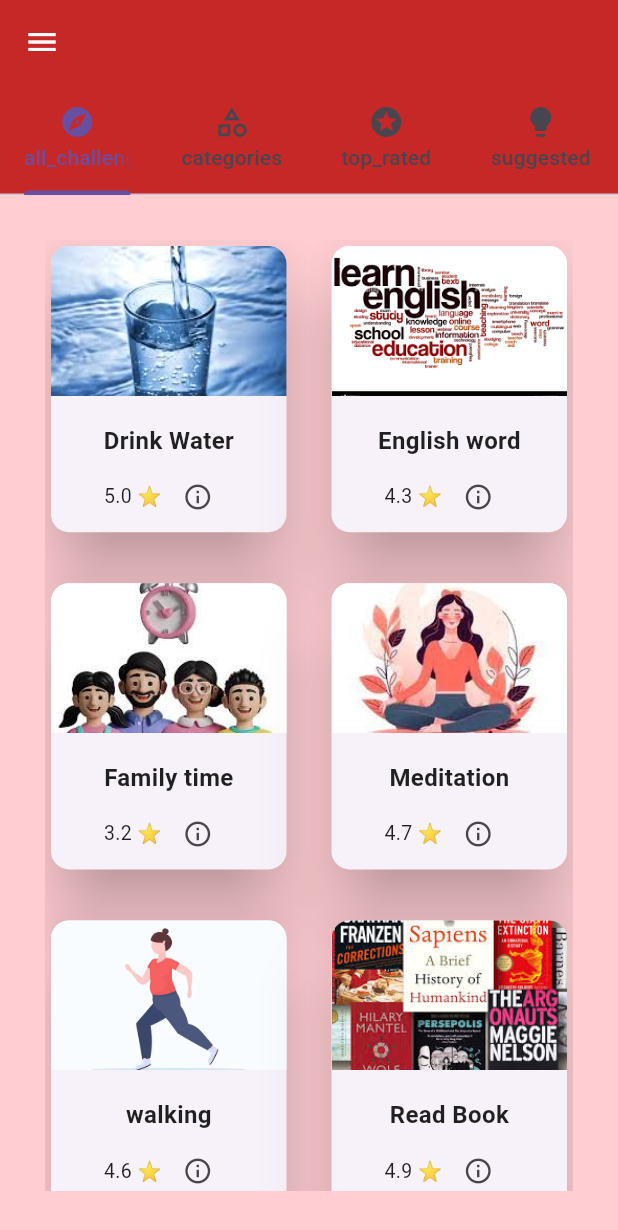
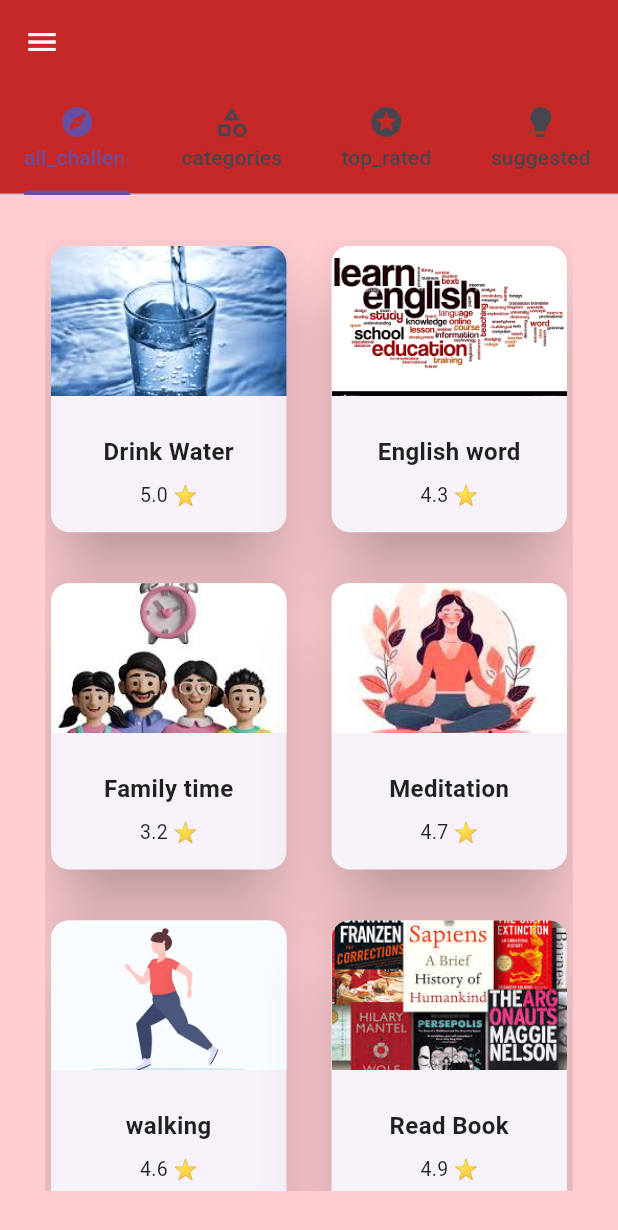
Before and after one commit to danakhairallah/DIY-Project, a Flutter app: the screen it shows after launch, on a phone screen of 412 x 824 dp. Shown: the top 1230 px of the screen. Run offline on Flutter 3.47's test engine with Material 3 defaults, Android fonts, the phone set to English and light mode, and no system bars; our stand-ins replace flutter_secure_storage, image_picker, shared_preferences, table_calendar.

Commit message:
Update challenges

```diff
--- a/lib/widget/challenges.dart
+++ b/lib/widget/challenges.dart
@@ -2,6 +2,7 @@ import 'package:diy_challenge_app/screens/challenge_details_page.dart';
 import 'package:flutter/material.dart';
 import 'package:provider/provider.dart';
 import '../providers/challenge_provider.dart';
+import '../utils/app_localizations.dart';
 
 class ChallengeTabContent extends StatelessWidget {
   const ChallengeTabContent({super.key});
@@ -9,6 +10,7 @@ class ChallengeTabContent extends StatelessWidget {
   @override
   Widget build(BuildContext context) {
     final challenges = Provider.of<ChallengeProvider>(context).challenges;
+    final loc = AppLocalizations.of(context)!;
 
     return Padding(
       padding: const EdgeInsets.all(30),
@@ -22,9 +24,20 @@ class ChallengeTabContent extends StatelessWidget {
         ),
         itemBuilder: (ctx, i) {
           final ch = challenges[i];
-          return Card(
+          return GestureDetector(
+            onTap: () {
+              Navigator.push(
+                context,
+                MaterialPageRoute(
+                  builder: (_) => ChallengeDetails(challengeId: ch.id),
+                ),
+              );
+            },
+            child: Card(
               elevation: 20,
-            child: SingleChildScrollView(
+              shape: RoundedRectangleBorder(
+                borderRadius: BorderRadius.circular(12),
+              ),
               child: Column(
                 crossAxisAlignment: CrossAxisAlignment.stretch,
                 children: [
@@ -35,48 +48,34 @@ class ChallengeTabContent extends StatelessWidget {
                     child: Image.asset(
                       ch.imageUrl,
                       height: 100,
+                      width: double.infinity,
                       fit: BoxFit.cover,
                     ),
                   ),
                   const SizedBox(height: 10),
-
-                  Padding(
-                    padding: const EdgeInsets.all(8.0),
+                  Expanded(
+                    child: Padding(
+                      padding: const EdgeInsets.symmetric(horizontal: 8.0),
                       child: Column(
-                      crossAxisAlignment: CrossAxisAlignment.center,
+                        mainAxisAlignment: MainAxisAlignment.center,
                         children: [
                           Text(
-                          ch.title,
+                            loc.translate(ch.title),
+                            textAlign: TextAlign.center,
                             style: const TextStyle(
                               fontWeight: FontWeight.bold,
                               fontSize: 16,
                             ),
+                            maxLines: 2,
+                            overflow: TextOverflow.ellipsis,
                           ),
-                        const SizedBox(height: 2),
-                        Row(
-                          mainAxisAlignment: MainAxisAlignment.center,
-
-                          children: [
+                          const SizedBox(height: 8),
                           Text(
                             "${ch.rating} ⭐",
                             style: const TextStyle(fontSize: 13),
                           ),
-                            IconButton(
-                              icon: const Icon(Icons.info_outline, size: 20),
-                              onPressed: () {
-                                Navigator.push(
-                                  context,
-                                  MaterialPageRoute(
-                                    builder:
-                                        (_) =>
-                                            ChallengeDetails(challengeId: ch.id),
-                                  ),
-                                );
-                              },
-                            ),
                         ],
                       ),
-                      ],
                     ),
                   ),
                 ],
```
Lines whose indentation alone changed are shown as unchanged.
